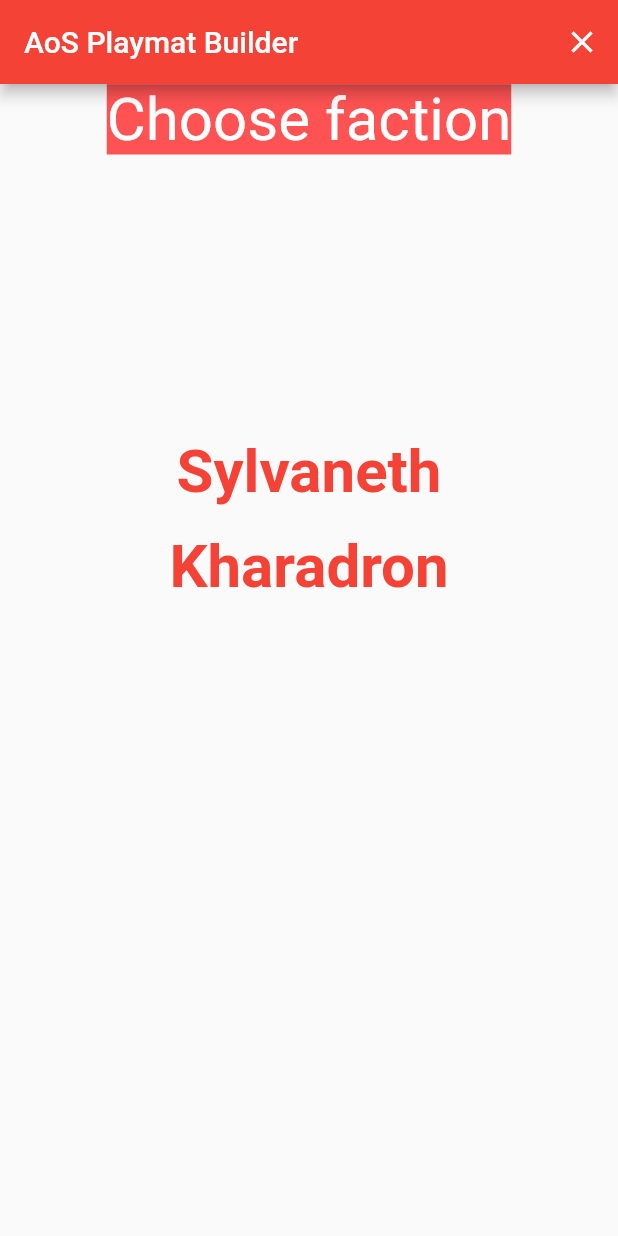
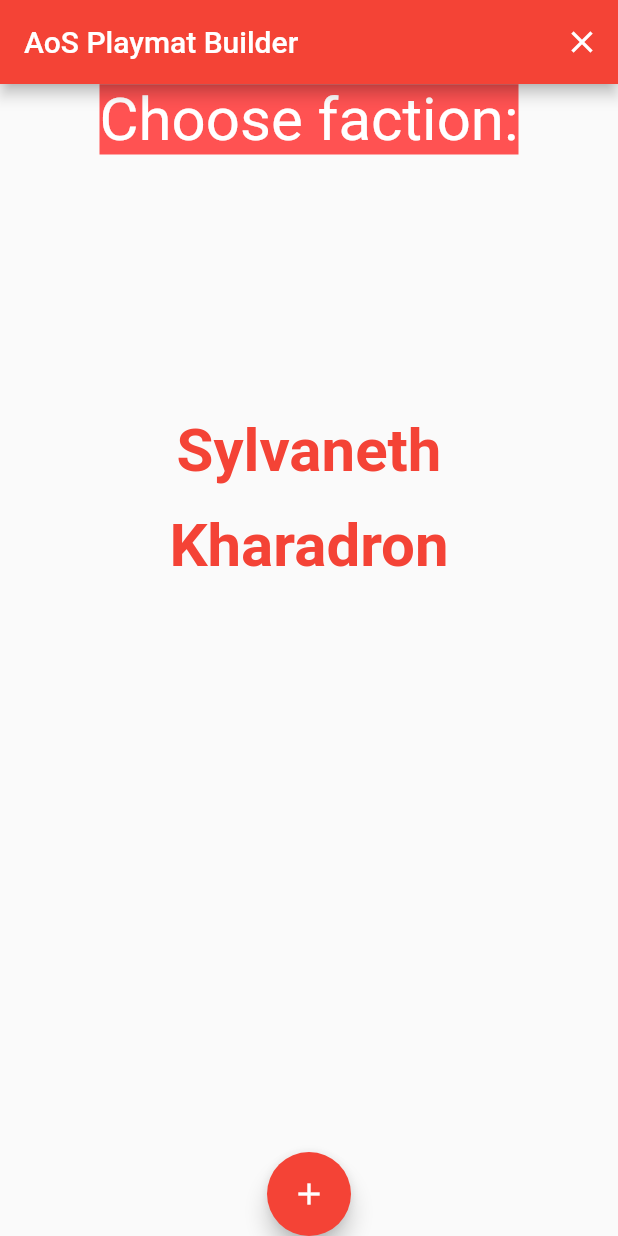
Before and after one commit to CullenH555/AoS_Flutter, a Flutter app: the screen it shows after launch, on a phone screen of 412 x 824 dp. Run offline on Flutter 3.47's test engine with Material 2 defaults, Android fonts, the phone set to English and light mode, and no system bars; our stand-ins replace bloc, cloud_firestore, equatable, firebase_auth, firebase_core, flutter_bloc and 1 more; missing offline and left inert: dart:ffi; accounts and stored records are empty.

Commit message:
major refactoring of main page. Created selections component widget. Tested data retrieval from DB for final display data feature.

```diff
--- a/lib/blocs/login/login_bloc.dart
+++ b/lib/blocs/login/login_bloc.dart
@@ -1,5 +1,5 @@
 import 'dart:async';
-import 'package:aos/presentation/pages/first_page.dart';
+import 'package:aos/presentation/pages/selections_page.dart';
 import 'package:bloc/bloc.dart';
 import 'package:equatable/equatable.dart';
 
--- a/lib/blocs/selections/selections_event.dart
+++ b/lib/blocs/selections/selections_event.dart
@@ -46,8 +46,6 @@
 }
 
 class DisplayOutput extends SelectionsEvent {
-  List<Source> currentSources = [];
-  DisplayOutput(this.currentSources);
   @override
-  List<Object> get props => [currentSources];
+  List<Object> get props => [];
 }
--- a/lib/blocs/selections/selections_state.dart
+++ b/lib/blocs/selections/selections_state.dart
@@ -8,7 +8,7 @@
 // The state receives the next sources from the Bloc.
 // The state is used by the BlocBuilder.
 class SelectionsInitial extends SelectionsState {
-  var initSources = [
+  var sources = [
     Source(
         sourceName: 'Sylvaneth',
         sourceFaction: 'sylvaneth',
@@ -27,10 +27,10 @@
       rulesList: [],
     ),
   ];
-  SelectionsInitial(this.initSources);
+  SelectionsInitial(this.sources);
 
   @override
-  List<Object> get props => [initSources];
+  List<Object> get props => [sources];
 }
 
 class NextSelectionsLoaded extends SelectionsState {
@@ -60,8 +60,8 @@
 }
 
 class OutPutDisplay extends SelectionsState {
-  List<Source> currentSources;
-  OutPutDisplay(this.currentSources);
+  var rules;
+  OutPutDisplay(this.rules);
   @override
-  List<Object> get props => [currentSources];
+  List<Object> get props => [rules];
 }
--- a/lib/domain/generate_button_styler.dart
+++ b/lib/domain/generate_button_styler.dart
@@ -6,8 +6,10 @@
   styleButton(currentSource, currentSources) {
     for (var j = 0; j < currentSources.length; j++) {
       if (currentSources[j] == currentSource) {
+        print('Inside Style button, currentSource Activity is:');
         print(currentSources[j].sourceActive);
         currentSources[j].updateActive();
+        print('Inside Style button, after update currentSource Activity is:');
         print(currentSources[j].sourceActive);
       }
     }
--- a/lib/main.dart
+++ b/lib/main.dart
@@ -4,7 +4,7 @@
 import 'package:flutter/material.dart';
 import 'package:flutter_bloc/flutter_bloc.dart';
 import 'blocs/login/login_bloc.dart';
-import 'presentation/pages/first_page.dart';
+import 'presentation/pages/selections_page.dart';
 
 void main() async {
   WidgetsFlutterBinding.ensureInitialized();
@@ -30,8 +30,8 @@
           primarySwatch: Colors.red,
           backgroundColor: Colors.white,
         ),
-        home:
-            AOSFirstPage(), // working on firstPage -- should be: AOSWelcomePage(),
+        home: SelectionsPage(
+            []), // working on firstPage -- should be: AOSWelcomePage(),
       ),
     );
   }
--- a/lib/presentation/pages/first_page.dart
+++ /dev/null
@@ -1,270 +0,0 @@
-import 'package:aos/blocs/selections/selections_bloc.dart';
-import 'package:firebase_auth/firebase_auth.dart';
-import 'package:flutter/material.dart';
-import 'package:flutter_bloc/flutter_bloc.dart';
-import '../../blocs/login/login_bloc.dart';
-import 'package:cloud_firestore/cloud_firestore.dart';
-import '../../domain/entities/source.dart';
-import '../../domain/generate_next_page.dart';
-import 'next_page.dart';
-
-class AOSFirstPage extends StatelessWidget {
-  static const String id = 'first_page';
-
-  @override
-  Widget build(BuildContext context) {
-    return Scaffold(
-      appBar: AppBar(
-        leading: null,
-        actions: [
-          IconButton(
-            icon: Icon(Icons.close),
-            onPressed: () {
-              context.read<LoginBloc>().add(Logout());
-              Navigator.pop(context);
-            },
-          ),
-        ],
-        title: Text('AoS Playmat Builder'),
-      ),
-      body: BlocBuilder<SelectionsBloc, SelectionsState>(
-          builder: (context, state) {
-        if (state is SelectionsInitial) {
-          return Column(
-              crossAxisAlignment: CrossAxisAlignment.center,
-              children: [
-                Container(
-                  child: Text(
-                    'Choose faction',
-                    style: TextStyle(
-                      fontSize: 40.0,
-                      backgroundColor: Colors.redAccent,
-                      color: Colors.white,
-                    ),
-                  ),
-                ),
-                Expanded(
-                  child: SizedBox.expand(
-                    child: FractionallySizedBox(
-                      widthFactor: 1,
-                      heightFactor: 0.5,
-                      alignment: FractionalOffset.center,
-                      child: Container(
-                        child: ListView.builder(
-                          scrollDirection: Axis.vertical,
-                          itemCount: state.initSources.length,
-                          itemBuilder: (context, index) {
-                            return TextButton(
-                              child: Text(
-                                state.initSources[index].sourceName,
-                                style: TextStyle(
-                                  color: Colors.red,
-                                  fontSize: 40.0,
-                                  fontWeight: FontWeight.bold,
-                                ),
-                              ),
-                              onPressed: () {
-                                //     context
-                                //        .read<SaveBloc>()
-                                //       .add(SaveToDb(state.initSources[index]));
-                                //  context
-                                //     .read<SaveBloc>()
-                                //     .add(SaveToLocal(state.initSources[index]));
-                                context
-                                    .read<SelectionsBloc>()
-                                    .add(ActivateSelection(
-                                      currentSource: state.initSources[index],
-                                      currentSources: state.initSources,
-                                    ));
-                                //  generateNextPage(buttonsList[index].sourceFaction,
-                                //  buttonsList[index].nextSourceType, context);
-                              },
-                            );
-                          },
-                        ),
-                      ),
-                    ),
-                  ),
-                ),
-              ]);
-        }
-        if (state is SelectionActivated) {
-          var category = state.currentSources[0].sourceType;
-          print("we got inside state SelectionActivated in first page");
-          return Column(
-              crossAxisAlignment: CrossAxisAlignment.center,
-              children: [
-                Container(
-                  child: Text(
-                    'Choose $category',
-                    style: TextStyle(
-                      fontSize: 40.0,
-                      backgroundColor: Colors.redAccent,
-                      color: Colors.white,
-                    ),
-                  ),
-                ),
-                Expanded(
-                  child: SizedBox.expand(
-                    child: FractionallySizedBox(
-                      widthFactor: 1,
-                      heightFactor: 0.5,
-                      alignment: FractionalOffset.center,
-                      child: Container(
-                        child: ListView.builder(
-                            scrollDirection: Axis.vertical,
-                            itemCount: state.currentSources.length,
-                            itemBuilder: (context, index) {
-                              return TextButton(
-                                child: Text(
-                                  state.currentSources[index].sourceName,
-                                  style: TextStyle(
-                                    color: state.currentSources[index]
-                                                .sourceActive ==
-                                            true
-                                        ? Colors.blue
-                                        : Colors.red,
-                                    fontSize: 40.0,
-                                    fontWeight: FontWeight.bold,
-                                  ),
-                                ),
-                                onPressed: () {
-                                  print('we pressed the button');
-                                  print(
-                                      state.currentSources[index].sourceActive);
-                                  if (state
-                                          .currentSources[index].sourceActive ==
-                                      true) {
-                                    context
-                                        .read<SelectionsBloc>()
-                                        .add(DeactivateSelection(
-                                          state.currentSources[index],
-                                          state.currentSources,
-                                        ));
-                                  } else {
-                                    context
-                                        .read<SelectionsBloc>()
-                                        .add(ActivateSelection(
-                                          currentSource:
-                                              state.currentSources[index],
-                                          currentSources: state.currentSources,
-                                        ));
-                                  }
-                                },
-                              );
-                            }),
-                      ),
-                    ),
-                  ),
-                ),
-                FloatingActionButton(
-                  child: Icon(Icons.add),
-                  onPressed: () {
-                    print("we used this");
-                    if (state.currentSources[0].sourceType == 'artifact') {
-                      context
-                          .read<SelectionsBloc>()
-                          .add(DisplayOutput(state.currentSources));
-                    }
-                    context.read<SelectionsBloc>().add(LoadNextSelections(
-                        currentSources: state.currentSources));
-                  },
-                ),
-              ]);
-        }
-        if (state is SelectionDeactivated) {
-          var category = state.currentSources[0].sourceType;
-          print("we got inside state SelectionDeactivated");
-          return Column(
-              crossAxisAlignment: CrossAxisAlignment.center,
-              children: [
-                Container(
-                  child: Text(
-                    'Choose $category',
-                    style: TextStyle(
-                      fontSize: 40.0,
-                      backgroundColor: Colors.redAccent,
-                      color: Colors.white,
-                    ),
-                  ),
-                ),
-                Expanded(
-                  child: SizedBox.expand(
-                    child: FractionallySizedBox(
-                      widthFactor: 1,
-                      heightFactor: 0.5,
-                      alignment: FractionalOffset.center,
-                      child: Container(
-                        child: ListView.builder(
-                            scrollDirection: Axis.vertical,
-                            itemCount: state.currentSources.length,
-                            itemBuilder: (context, index) {
-                              return TextButton(
-                                child: Text(
-                                  state.currentSources[index].sourceName,
-                                  style: TextStyle(
-                                    color: state.currentSources[index]
-                                                .sourceActive ==
-                                            true
-                                        ? Colors.blue
-                                        : Colors.red,
-                                    fontSize: 40.0,
-                                    fontWeight: FontWeight.bold,
-                                  ),
-                                ),
-                                onPressed: () {
-                                  print('we pressed the button');
-                                  print(
-                                      state.currentSources[index].sourceActive);
-                                  if (state
-                                          .currentSources[index].sourceActive ==
-                                      true) {
-                                    context
-                                        .read<SelectionsBloc>()
-                                        .add(DeactivateSelection(
-                                          state.currentSources[index],
-                                          state.currentSources,
-                                        ));
-                                  } else {
-                                    context
-                                        .read<SelectionsBloc>()
-                                        .add(ActivateSelection(
-                                          currentSource:
-                                              state.currentSources[index],
-                                          currentSources: state.currentSources,
-                                        ));
-                                  }
-                                },
-                              );
-                            }),
-                      ),
-                    ),
-                  ),
-                ),
-                FloatingActionButton(
-                  child: Icon(Icons.add),
-                  onPressed: () {
-                    print("we used this");
-                    if (state.currentSources[0].sourceType == 'artifact') {
-                      context
-                          .read<SelectionsBloc>()
-                          .add(DisplayOutput(state.currentSources));
-                    }
-                    context.read<SelectionsBloc>().add(LoadNextSelections(
-                        currentSources: state.currentSources));
-                  },
-                ),
-              ]);
-        }
-        if (state is NextSelectionsLoaded) {
-          return NextPage(state.nextSources);
-        } else {
-          return Text('Error');
-        }
-      }),
-    );
-  }
-}
-// TODO finish view generator.
-// TODO pass same buttonList around while toggling.
-// TODO only update to generateNextPage nextSources when hitting navigate button.
--- /dev/null
+++ b/lib/presentation/pages/selections_page.dart
@@ -0,0 +1,61 @@
+import 'package:aos/blocs/selections/selections_bloc.dart';
+import 'package:firebase_auth/firebase_auth.dart';
+import 'package:flutter/material.dart';
+import 'package:flutter_bloc/flutter_bloc.dart';
+import '../../blocs/login/login_bloc.dart';
+import 'package:cloud_firestore/cloud_firestore.dart';
+import '../../domain/entities/source.dart';
+import '../../domain/generate_next_page.dart';
+import '../widgets/selections.dart';
+import 'display_page.dart';
+import 'next_page.dart';
+
+class SelectionsPage extends StatelessWidget {
+  static const String id = 'first_page';
+  var currentSources;
+  SelectionsPage(this.currentSources);
+  @override
+  Widget build(BuildContext context) {
+    return Scaffold(
+      appBar: AppBar(
+        leading: null,
+        actions: [
+          IconButton(
+            icon: Icon(Icons.close),
+            onPressed: () {
+              context.read<LoginBloc>().add(Logout());
+              Navigator.pop(context);
+            },
+          ),
+        ],
+        title: Text('AoS Playmat Builder'),
+      ),
+      body: BlocBuilder<SelectionsBloc, SelectionsState>(
+          builder: (context, state) {
+        if (state is SelectionsInitial) {
+          print('state is SelectionsInitial and we try component');
+          var initSources = state.sources;
+          return Selections(initSources);
+        }
+        if (state is SelectionActivated) {
+          print("we got inside state SelectionActivated in first page");
+          return Selections(state.currentSources);
+        }
+        if (state is SelectionDeactivated) {
+          print("we got inside state SelectionDeactivated");
+          return Selections(state.currentSources);
+        }
+        if (state is NextSelectionsLoaded) {
+          print("we got inside state NextSelectionsLoaded");
+          return Selections(state.nextSources);
+        }
+        if (state is DisplayOutput) {
+          return DisplayPage();
+        } else {
+          return Text('Error');
+        }
+      }),
+    );
+  }
+}
+// TODO finish view generator.
--- a/lib/presentation/pages/welcome_page.dart
+++ b/lib/presentation/pages/welcome_page.dart
@@ -1,4 +1,4 @@
-import 'package:aos/presentation/pages/first_page.dart';
+import 'package:aos/presentation/pages/selections_page.dart';
 import 'package:aos/presentation/pages/registration_page.dart';
 import 'package:flutter/cupertino.dart';
 import 'package:flutter/material.dart';
--- /dev/null
+++ b/lib/presentation/widgets/selections.dart
@@ -0,0 +1,85 @@
+import 'package:flutter/material.dart';
+import 'package:flutter_bloc/flutter_bloc.dart';
+
+import '../../blocs/selections/selections_bloc.dart';
+import '../../domain/entities/source.dart';
+
+class Selections extends StatelessWidget {
+  Selections(this.sources);
+  List<Source> sources;
+  @override
+  Widget build(BuildContext context) {
+    print('we got inside the component');
+    print(sources);
+    var category = sources[0].sourceType;
+    return Column(crossAxisAlignment: CrossAxisAlignment.center, children: [
+      Container(
+        child: Text(
+          'Choose $category:',
+          style: TextStyle(
+            fontSize: 40.0,
+            backgroundColor: Colors.redAccent,
+            color: Colors.white,
+          ),
+        ),
+      ),
+      Expanded(
+        child: SizedBox.expand(
+          child: FractionallySizedBox(
+            widthFactor: 1,
+            heightFactor: 0.5,
+            alignment: FractionalOffset.center,
+            child: Container(
+              child: ListView.builder(
+                scrollDirection: Axis.vertical,
+                itemCount: sources.length,
+                itemBuilder: (context, index) {
+                  return TextButton(
+                    child: Text(
+                      sources[index].sourceName,
+                      style: TextStyle(
+                        color: sources[index].sourceActive == true
+                            ? Colors.blue
+                            : Colors.red,
+                        fontSize: 40.0,
+                        fontWeight: FontWeight.bold,
+                      ),
+                    ),
+                    // TODO refactor the onPressed logic out of the UI and into the domain
+                    // Basically, move this activity check into a class method.
+                    onPressed: () {
+                      if (sources[index].sourceActive == true) {
+                        context.read<SelectionsBloc>().add(DeactivateSelection(
+                              sources[index],
+                              sources,
+                            ));
+                      } else {
+                        context.read<SelectionsBloc>().add(ActivateSelection(
+                              currentSource: sources[index],
+                              currentSources: sources,
+                            ));
+                      }
+                    },
+                  );
+                },
+              ),
+            ),
+          ),
+        ),
+      ),
+      FloatingActionButton(
+        child: Icon(Icons.add),
+        onPressed: () {
+          print(sources[0].sourceType);
+          if (sources[0].sourceType == 'artifact') {
+            context.read<SelectionsBloc>().add(DisplayOutput());
+          } else {
+            context
+                .read<SelectionsBloc>()
+                .add(LoadNextSelections(currentSources: sources));
+          }
+        },
+      ),
+    ]);
+  }
+}
```
Also changed, not shown: lib/blocs/selections/selections_bloc.dart (+6 -3 lines), lib/domain/generate_display.dart (+15 -4 lines), lib/domain/generate_next_save.dart (+53 -0 lines), lib/presentation/pages/display_page.dart (added, +44 -0 lines), lib/presentation/pages/login_page.dart (+5 -3 lines), lib/presentation/pages/next_page.dart (+9 -0 lines), lib/presentation/pages/registration_page.dart (+5 -3 lines).
